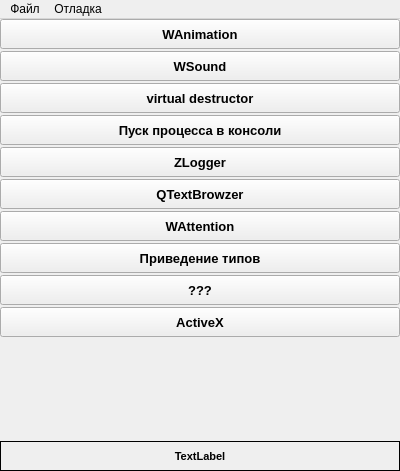
Old version of the form TestQt/src/FMain.ui in the repository Zurg-13/cpp.
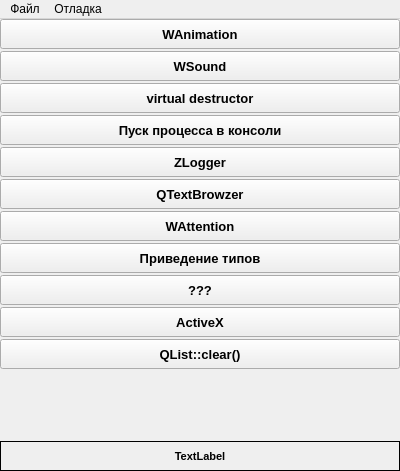
New version of the form.

Diff of the .ui file:
```diff
--- a/TestQt/src/FMain.ui
+++ b/TestQt/src/FMain.ui
@@ -266,6 +266,32 @@
       </property>
      </widget>
     </item>
+    <item>
+     <widget class="QPushButton" name="btListClear">
+      <property name="minimumSize">
+       <size>
+        <width>192</width>
+        <height>30</height>
+       </size>
+      </property>
+      <property name="maximumSize">
+       <size>
+        <width>16777215</width>
+        <height>30</height>
+       </size>
+      </property>
+      <property name="font">
+       <font>
+        <pointsize>10</pointsize>
+        <weight>75</weight>
+        <bold>true</bold>
+       </font>
+      </property>
+      <property name="text">
+       <string>QList::clear()</string>
+      </property>
+     </widget>
+    </item>
     <item>
      <spacer name="spc">
       <property name="orientation">
```
